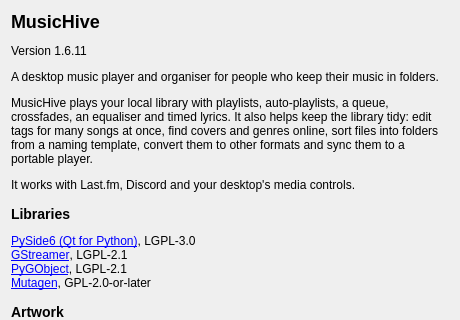
Qt form ui/about.ui (music-hive-dev/MusicHive) before a commit; both pictures show x 0 to 460 and y 0 to 320 of the 460 by 520 pixel window.
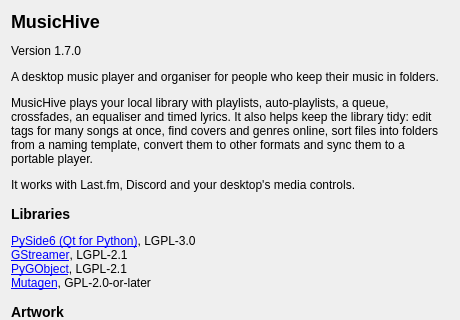
The same form after that commit.

Commit message:
Add Tools > Check Covers, to find and fix poor album covers; version 1.7.0
Lists albums whose cover is missing, unreadable, not square, low resolution,
very large, or not shared by all their songs. An album opens in the tag editor
(optionally starting the cover search), its different covers are shown, and one
can be stretched to a square or saved in the whole album. Songs can be marked
to skip the check with a musichiveskipcover tag. The list can be copied or
saved as CSV.

Patch:
```diff
--- a/ui/about.ui
+++ b/ui/about.ui
@@ -18,7 +18,7 @@
     <widget class="QLabel" name="aboutText">
      <property name="text">
       <string>&lt;h2&gt;MusicHive&lt;/h2&gt;
-&lt;p&gt;Version 1.6.11&lt;/p&gt;
+&lt;p&gt;Version 1.7.0&lt;/p&gt;
 &lt;p&gt;A desktop music player and organiser for people who keep their music in folders.&lt;/p&gt;
 &lt;p&gt;MusicHive plays your local library with playlists, auto-playlists, a queue, crossfades, an equaliser and timed lyrics. It also helps keep the library tidy: edit tags for many songs at once, find covers and genres online, sort files into folders from a naming template, convert them to other formats and sync them to a portable player.&lt;/p&gt;
 &lt;p&gt;It works with Last.fm, Discord and your desktop's media controls.&lt;/p&gt;
```
The commit also changes 7 other files.
